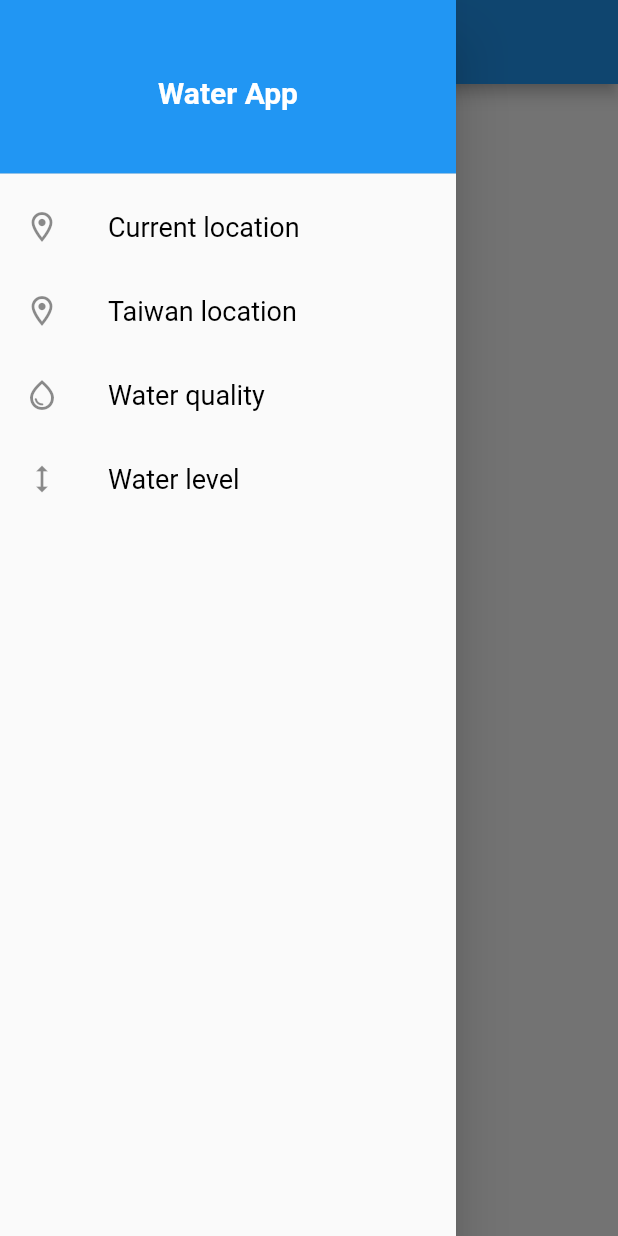
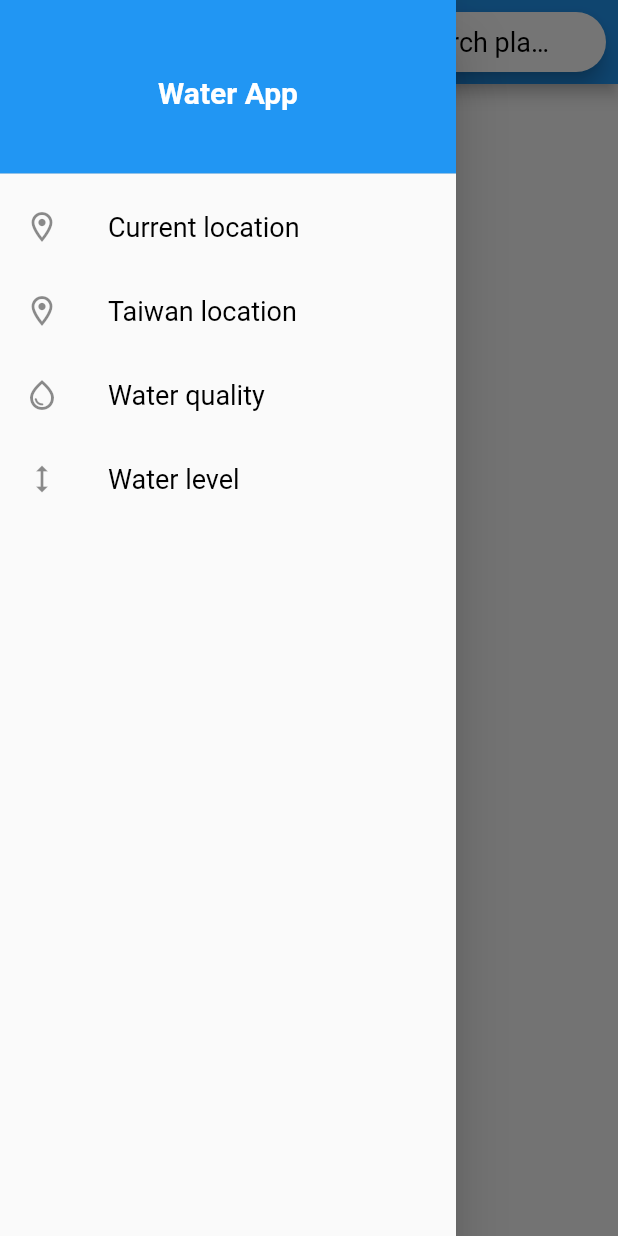
Before and after one commit to walkerhsu/NASA_private, a Flutter app: the screen it shows after launch, with the side drawer open, on a phone screen of 412 x 824 dp. Run offline on Flutter 3.47's test engine with Material 2 defaults, Android fonts, the phone set to English and light mode, and no system bars; our stand-ins replace camera, csv, firebase_core, firebase_storage, flutter_local_notifications, flutter_map and 8 more; accounts and stored records are empty.

Commit message:
add searchbar layout

```diff
--- a/water_app/lib/Pages/home_page.dart
+++ b/water_app/lib/Pages/home_page.dart
@@ -1,4 +1,5 @@
 import 'package:flutter/material.dart';
+import 'package:latlong2/latlong.dart';
 import 'package:water_app/Pages/map_page.dart';
 // import 'package:water_app/water_temperature.dart';
 import 'package:water_app/Pages/map_taipei_location.dart';
@@ -21,7 +22,7 @@ class _MyHomePageState extends State<MyHomePage> with TickerProviderStateMixin {
       'icon': const Icon(Icons.location_on_outlined),
       'body': const CheckCurrentPosition(),
       // 'body': const Center(
-        // child: Text('Hello World'),
+      // child: Text('Hello World'),
       // )
     },
     {
@@ -51,6 +52,14 @@ class _MyHomePageState extends State<MyHomePage> with TickerProviderStateMixin {
       )
     },
   ];
+  List<Location> locations = [
+    Location(cityName: "Taipei", coordinate: const LatLng(25.0330, 121.5654)),
+    Location(cityName: "Tokyo", coordinate: const LatLng(35.6839, 139.7744)),
+    Location(cityName: "New York", coordinate: const LatLng(40.6943, -73.9249)),
+    Location(
+        cityName: "Vancouver", coordinate: const LatLng(49.2827, -123.1207)),
+  ];
+
   int currentDrawerIndex = 0;
   @override
   void initState() {
@@ -61,9 +70,59 @@ class _MyHomePageState extends State<MyHomePage> with TickerProviderStateMixin {
   @override
   Widget build(BuildContext context) {
     return Scaffold(
-      appBar: AppBar(
-        title: Text(title),
-      ),
+      appBar: AppBar(title: Text(title), actions: <Widget>[
+        Row(
+          children: [
+            Container(
+              width: MediaQuery.of(context).size.width * 0.5,
+              padding: const EdgeInsets.all(8.0),
+              child: SearchAnchor(
+                  builder: (BuildContext context, SearchController controller) {
+                return SearchBar(
+                  controller: controller,
+                  hintText: "Search place...",
+                  padding: const MaterialStatePropertyAll<EdgeInsets>(
+                      EdgeInsets.symmetric(horizontal: 16.0)),
+                  onTap: () {
+                    controller.openView();
+                  },
+                  onChanged: (_) {
+                    controller.openView();
+                  },
+                  leading: Icon(Icons.search, color: Colors.grey[800]),
+                  // trailing: <Widget>[
+                  //   Tooltip(
+                  //     message: 'Change brightness mode',
+                  //     child: IconButton(
+                  //       isSelected: isDark,
+                  //       onPressed: () {
+                  //         setState(() {
+                  //           isDark = !isDark;
+                  //         });
+                  //       },
+                  //       icon: const Icon(Icons.wb_sunny_outlined),
+                  //       selectedIcon: const Icon(Icons.brightness_2_outlined),
+                  //     ),
+                  //   )
+                  // ],
+                );
+              }, suggestionsBuilder:
+                      (BuildContext context, SearchController controller) {
+                return locations.map((location) {
+                  return ListTile(
+                    title: Text(location.cityName),
+                    onTap: () {
+                      setState(() {
+                        controller.closeView(location.cityName);
+                      });
+                    },
+                  );
+                });
+              }),
+            ),
+          ],
+        ),
+      ]),
       drawer: Drawer(
         child: ListView(
           // Important: Remove any padding from the ListView.
@@ -94,13 +153,11 @@ class _MyHomePageState extends State<MyHomePage> with TickerProviderStateMixin {
                   setState(() {
                     currentDrawerIndex = i;
                   });
-
                 },
-
               ),
-              // GestureDetector(onTap: () => {
-              //     Get.to(() => SpotDetails())
-              // })
+            // GestureDetector(onTap: () => {
+            //     Get.to(() => SpotDetails())
+            // })
           ],
         ),
       ),
@@ -111,3 +168,10 @@ class _MyHomePageState extends State<MyHomePage> with TickerProviderStateMixin {
     );
   }
 }
+
+class Location {
+  String cityName;
+  LatLng coordinate;
+
+  Location({required this.cityName, required this.coordinate});
+}
```
